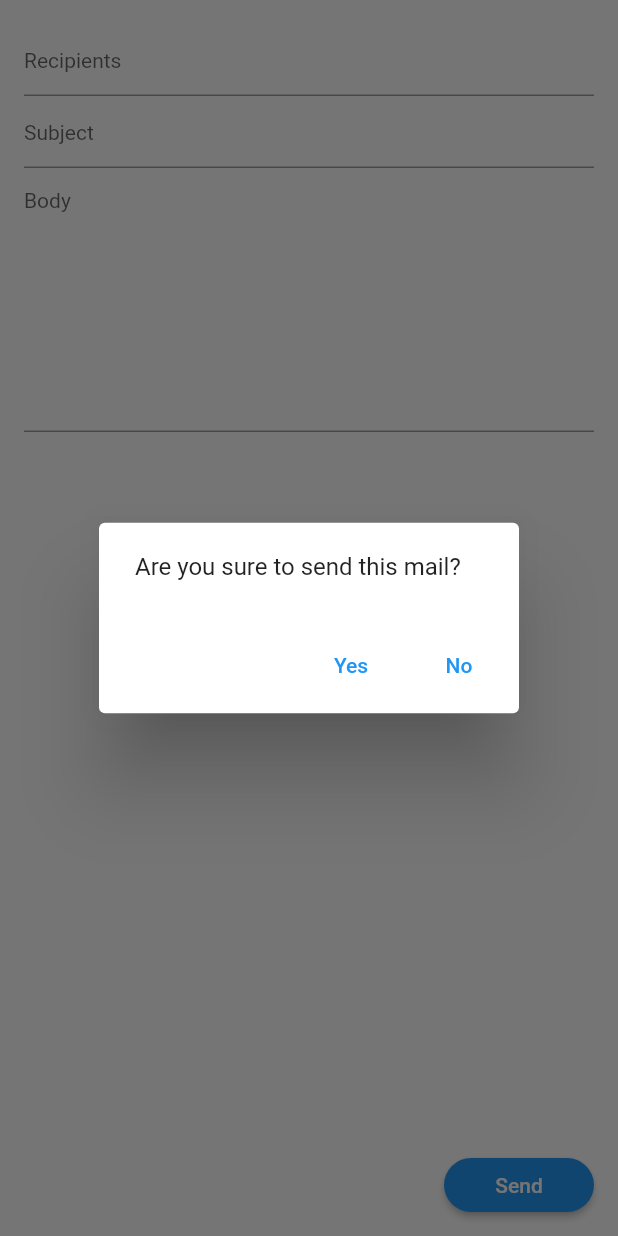
After one commit to Three-Musketeers-IF-C-Sore/learningflutter_threemusketeers_ifcsore, a Flutter app: the MailForm screen opened directly, after a tap on "Send", on a phone screen of 412 x 824 dp. The commit adds this screen. Run offline on Flutter 3.47's test engine with Material 2 defaults, Android fonts, the phone set to English and light mode, and no system bars; our stand-ins replace math_expressions; missing offline and left inert: indexed.

Commit message:
m10 screen

```diff
--- a/lib/main.dart
+++ b/lib/main.dart
@@ -3,6 +3,7 @@ import 'package:learningflutter_threemusketeers_ifcsore/cart_page.dart';
 import 'package:learningflutter_threemusketeers_ifcsore/mikroskil_page.dart';
 import 'package:learningflutter_threemusketeers_ifcsore/order_app.dart';
 import 'package:learningflutter_threemusketeers_ifcsore/pages/course_app.dart';
+import 'package:learningflutter_threemusketeers_ifcsore/pages/m10/mail_form.dart';
 import 'package:learningflutter_threemusketeers_ifcsore/providers/setting_provider.dart';
 import './providers/menu_provider.dart';
 import './providers/cart_provider.dart';
@@ -131,6 +132,12 @@ class _MyHomePageState extends State<MyHomePage> {
                       navigate(context, const CourseApp()),
                     }),
             const Padding(padding: EdgeInsets.all(8)),
+            HomeButton(
+                text: "Week 10: Create New Mail",
+                handleOnPressed: () => {
+                      navigate(context, const MailForm()),
+                    }),
+            const Padding(padding: EdgeInsets.all(8)),
             HomeButton(text: "Bonus: ", handleOnPressed: () => {}),
             const Padding(padding: EdgeInsets.all(30)),
             HomeButton(
--- /dev/null
+++ b/lib/pages/m10/mail_form.dart
@@ -0,0 +1,111 @@
+import 'package:flutter/material.dart';
+
+class MailForm extends StatefulWidget {
+  const MailForm({super.key});
+
+  @override
+  State<MailForm> createState() => _MailFormState();
+}
+
+class _MailFormState extends State<MailForm> {
+
+  @override
+  Widget build(BuildContext context) {
+
+    const AlertDialog(
+      title: Text("Success"),
+        content: Text("Save successfully"),
+    );
+
+  Future<void> dialogBuilder(BuildContext context) {
+    return showDialog<void>(
+      context: context,
+      builder: (BuildContext context) {
+        return AlertDialog(
+          content: const Text(
+            'Are you sure to send this mail?',
+          ),
+          actions: <Widget>[
+            TextButton(
+              style: TextButton.styleFrom(
+                textStyle: Theme.of(context).textTheme.labelLarge,
+              ),
+              child: const Text('Yes'),
+              onPressed: () {
+                Navigator.of(context).pop();
+              },
+            ),
+            TextButton(
+              style: TextButton.styleFrom(
+                textStyle: Theme.of(context).textTheme.labelLarge,
+              ),
+              child: const Text('No'),
+              onPressed: () {
+                Navigator.of(context).pop();
+              },
+            ),
+          ],
+        );
+      },
+    );
+  }
+
+    return Scaffold(
+      backgroundColor: Colors.white,
+      body: Container(
+        padding: const EdgeInsets.all(16),
+        child: Column(
+          children: [
+            const TextField(
+              decoration: InputDecoration(
+                hintText: "Recipients",
+                hintStyle: TextStyle(
+                  fontSize: 14,
+                )
+              ),
+            ),
+            const TextField(
+              decoration: InputDecoration(
+                hintText: "Subject",
+                hintStyle: TextStyle(
+                  fontSize: 14,
+                )
+              ),
+            ),
+            TextFormField(
+              maxLines: 8,
+              decoration: const InputDecoration(
+                hintText: "Body",
+                hintStyle: TextStyle(
+                  fontSize: 14,
+                )
+              ),
+            ),
+          ],
+        ),
+      ),
+      floatingActionButton: SizedBox(
+        width: 100,
+        height: 36,
+        child: ElevatedButton(
+          onPressed: () => {
+            dialogBuilder(context),
+          },
+          style: ElevatedButton.styleFrom(
+            shape: RoundedRectangleBorder(
+              borderRadius: BorderRadius.circular(30),
+            )
+          ),
+          child: const Text(
+            "Send",
+            style: TextStyle(
+              fontSize: 14,
+              fontWeight: FontWeight.w500,
+            ),
+          ),
+        ),
+      ),
+      floatingActionButtonLocation: FloatingActionButtonLocation.endFloat,
+    );
+  }
+}
```
